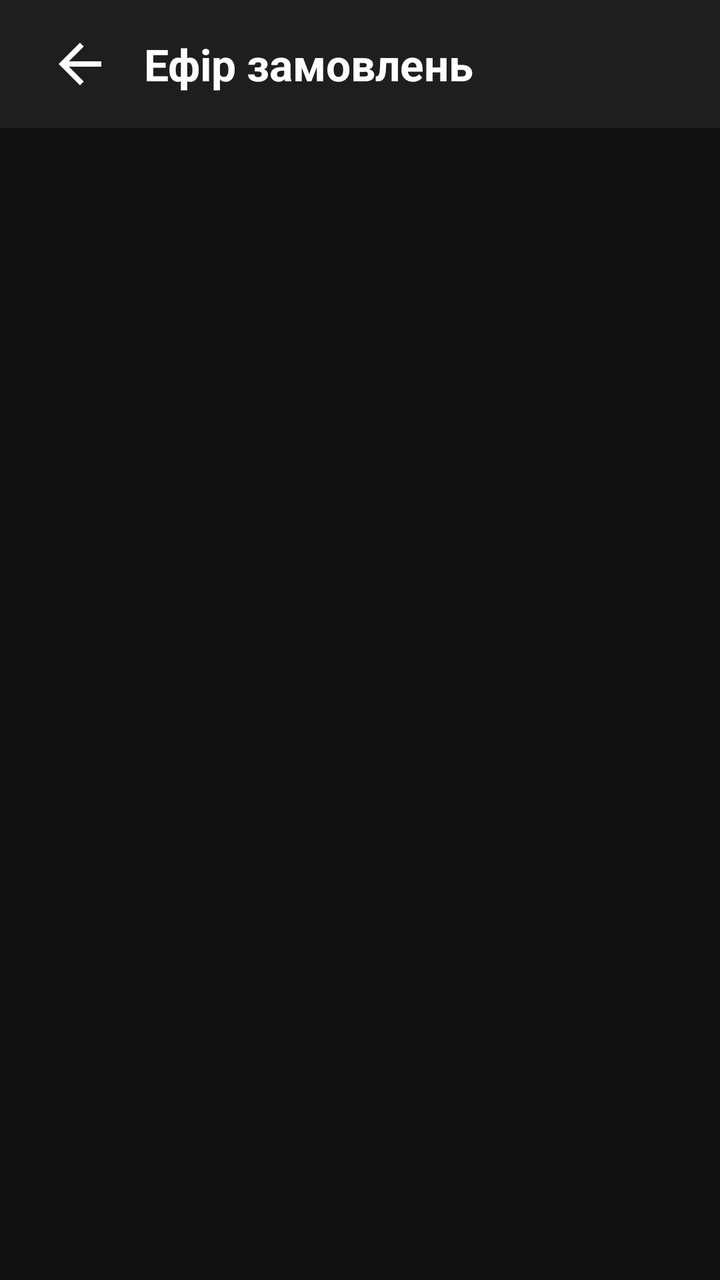
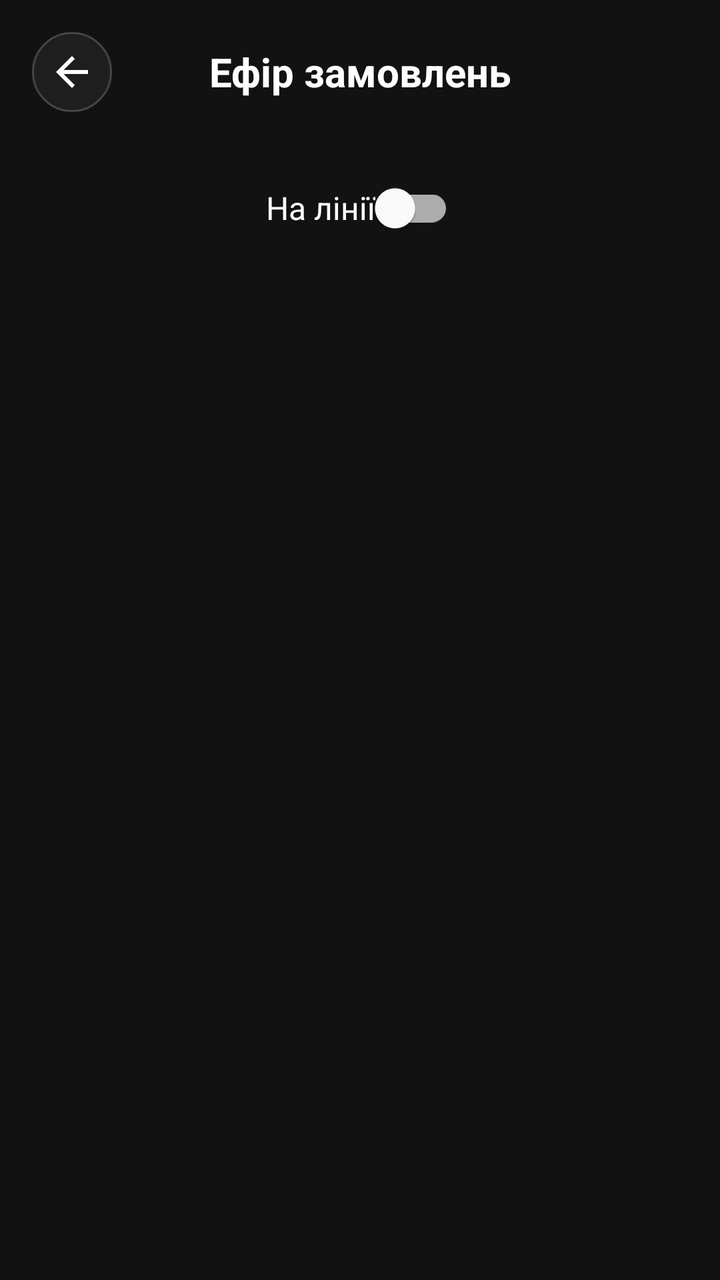

An Android layout rendered at two revisions. The XML below is the earlier revision; the diff shows what the commit changed to produce the second picture.
<!-- AndroidManifest.xml: application theme Theme.TaxiAppDriver -->
<!-- res/layout/activity_ether.xml -->
<?xml version="1.0" encoding="utf-8"?>
<LinearLayout xmlns:android="http://schemas.android.com/apk/res/android"
    xmlns:app="http://schemas.android.com/apk/res-auto"
    xmlns:tools="http://schemas.android.com/tools"
    android:layout_width="match_parent"
    android:layout_height="match_parent"
    android:orientation="vertical"
    android:background="@color/driver_black_bg"
    android:fitsSystemWindows="true">

    <RelativeLayout
        android:layout_width="match_parent"
        android:layout_height="wrap_content"
        android:paddingVertical="16dp"
        android:paddingHorizontal="24dp"
        android:background="@color/driver_card_bg"
        android:elevation="4dp">

        <ImageView
            android:id="@+id/btn_back"
            android:layout_width="32dp"
            android:layout_height="32dp"
            android:src="@drawable/ic_arrow_back_black"
            android:background="?attr/selectableItemBackgroundBorderless"
            android:clickable="true"
            android:focusable="true"
            app:tint="@color/driver_text_primary"
            android:layout_centerVertical="true"
            android:layout_alignParentStart="true"/>

        <TextView
            android:layout_width="wrap_content"
            android:layout_height="wrap_content"
            android:text="Ефір замовлень"
            android:textSize="22sp"
            android:textStyle="bold"
            android:textColor="@color/driver_text_primary"
            android:layout_centerVertical="true"
            android:layout_toEndOf="@id/btn_back"
            android:layout_marginStart="16dp"/>
    </RelativeLayout>

    <LinearLayout
        android:layout_width="match_parent"
        android:layout_height="match_parent"
        android:orientation="vertical"
        android:paddingHorizontal="16dp"
        android:paddingTop="16dp">

        <ProgressBar
            android:id="@+id/pb_loading"
            android:layout_width="wrap_content"
            android:layout_height="wrap_content"
            android:layout_gravity="center"
            android:layout_marginTop="50dp"
            android:visibility="gone"
            android:indeterminateTint="@color/driver_neon_teal"/>

        <androidx.recyclerview.widget.RecyclerView
            android:id="@+id/rv_orders_list"
            android:layout_width="match_parent"
            android:layout_height="match_parent"
            android:clipToPadding="false"
            android:paddingBottom="24dp"
            android:visibility="visible"/>

        <LinearLayout
            android:id="@+id/ll_empty_state"
            android:layout_width="match_parent"
            android:layout_height="match_parent"
            android:orientation="vertical"
            android:gravity="center"
            android:paddingBottom="120dp"
            android:visibility="gone">

            <TextView
                android:layout_width="wrap_content"
                android:layout_height="wrap_content"
                android:text="В ефірі немає замовлень"
                android:textSize="20sp"
                android:textStyle="bold"
                android:textColor="@color/driver_text_secondary"
                android:gravity="center"/>

            <TextView
                android:layout_width="wrap_content"
                android:layout_height="wrap_content"
                android:layout_marginTop="8dp"
                android:text="Зачекайте, вони скоро з'являться!"
                android:textSize="16sp"
                android:gravity="center"
                android:textColor="@color/driver_text_secondary"/>
        </LinearLayout>

    </LinearLayout>

</LinearLayout>
<!-- resources referenced by this layout -->
<resources>
  <color name="driver_black_bg">#121212</color>
  <color name="driver_card_bg">#1E1E1E</color>
  <color name="driver_neon_teal">#00E5FF</color>
  <color name="driver_text_primary">#FFFFFF</color>
  <color name="driver_text_secondary">#B0B0B0</color>
  <!-- drawable ic_arrow_back_black (drawable) -->
  <vector xmlns:android="http://schemas.android.com/apk/res/android"
      android:width="24dp"
      android:height="24dp"
      android:viewportWidth="24"
      android:viewportHeight="24"
      android:tint="?attr/colorOnSurface">
      <path android:fillColor="@android:color/white" android:pathData="M20,11H7.83l5.59,-5.59L12,4l-8,8l8,8l1.41,-1.41L7.83,13H20v-2z"/>
  </vector>
  <style name="Theme.TaxiAppDriver" parent="Theme.MaterialComponents.DayNight.NoActionBar">
          <item name="colorPrimary">@color/driver_black_bg</item>
          <item name="colorPrimaryVariant">@color/driver_card_bg</item>
          <item name="colorOnPrimary">@color/driver_neon_teal</item>
          <item name="android:statusBarColor">@color/driver_black_bg</item>
          <item name="android:windowLightStatusBar">false</item> </style>
</resources>

<!-- the commit's change to res/layout/activity_ether.xml (unified diff, before → after) -->
@@ -1,97 +1,263 @@
 <?xml version="1.0" encoding="utf-8"?>
-<LinearLayout xmlns:android="http://schemas.android.com/apk/res/android"
+<androidx.constraintlayout.widget.ConstraintLayout xmlns:android="http://schemas.android.com/apk/res/android"
     xmlns:app="http://schemas.android.com/apk/res-auto"
     xmlns:tools="http://schemas.android.com/tools"
     android:layout_width="match_parent"
     android:layout_height="match_parent"
-    android:orientation="vertical"
-    android:background="@color/driver_black_bg"
-    android:fitsSystemWindows="true">
-
-    <RelativeLayout
+    android:background="@color/driver_black_bg">
+
+    <LinearLayout
+        android:id="@+id/header_container"
         android:layout_width="match_parent"
         android:layout_height="wrap_content"
-        android:paddingVertical="16dp"
-        android:paddingHorizontal="24dp"
-        android:background="@color/driver_card_bg"
-        android:elevation="4dp">
-
-        <ImageView
+        android:orientation="horizontal"
+        android:gravity="center_vertical"
+        android:padding="16dp"
+        app:layout_constraintTop_toTopOf="parent">
+
+        <ImageButton
             android:id="@+id/btn_back"
-            android:layout_width="32dp"
-            android:layout_height="32dp"
+            android:layout_width="40dp"
+            android:layout_height="40dp"
+            android:background="@drawable/bg_round_button"
             android:src="@drawable/ic_arrow_back_black"
-            android:background="?attr/selectableItemBackgroundBorderless"
-            android:clickable="true"
-            android:focusable="true"
-            app:tint="@color/driver_text_primary"
-            android:layout_centerVertical="true"
-            android:layout_alignParentStart="true"/>
+            android:padding="8dp"
+            app:tint="@color/driver_text_primary" />
+
+        <TextView
+            android:layout_width="0dp"
+            android:layout_height="wrap_content"
+            android:layout_weight="1"
+            android:text="Ефір замовлень"
+            android:textColor="@color/driver_text_primary"
+            android:textSize="20sp"
+            android:textStyle="bold"
+            android:gravity="center" />
+            
+        <View android:layout_width="40dp" android:layout_height="40dp"/>
+    </LinearLayout>
+
+    <com.google.android.material.switchmaterial.SwitchMaterial
+        android:id="@+id/switch_online"
+        android:layout_width="wrap_content"
+        android:layout_height="wrap_content"
+        android:text="На лінії"
+        android:textColor="@color/driver_text_primary"
+        android:textSize="16sp"
+        android:padding="10dp"
+        app:layout_constraintTop_toBottomOf="@id/header_container"
+        app:layout_constraintEnd_toEndOf="parent"
+        app:layout_constraintStart_toStartOf="parent"
+        android:layout_marginTop="8dp"/>
+
+    <androidx.recyclerview.widget.RecyclerView
+        android:id="@+id/rv_orders_list"
+        android:layout_width="match_parent"
+        android:layout_height="0dp"
+        android:clipToPadding="false"
+        android:paddingBottom="20dp"
+        android:paddingTop="8dp"
+        app:layout_constraintTop_toBottomOf="@id/switch_online"
+        app:layout_constraintBottom_toBottomOf="parent"
+        tools:listitem="@layout/item_order"/>
+
+    <ProgressBar
+        android:id="@+id/pb_loading"
+        android:layout_width="wrap_content"
+        android:layout_height="wrap_content"
+        android:visibility="gone"
+        android:indeterminateTint="@color/driver_neon_teal"
+        app:layout_constraintTop_toTopOf="parent"
+        app:layout_constraintBottom_toBottomOf="parent"
+        app:layout_constraintStart_toStartOf="parent"
+        app:layout_constraintEnd_toEndOf="parent"/>
+
+    <LinearLayout
+        android:id="@+id/ll_empty_state"
+        android:layout_width="wrap_content"
+        android:layout_height="wrap_content"
+        android:orientation="vertical"
+        android:gravity="center"
+        android:visibility="gone"
+        app:layout_constraintTop_toTopOf="parent"
+        app:layout_constraintBottom_toBottomOf="parent"
+        app:layout_constraintStart_toStartOf="parent"
+        app:layout_constraintEnd_toEndOf="parent">
 
         <TextView
             android:layout_width="wrap_content"
             android:layout_height="wrap_content"
-            android:text="Ефір замовлень"
-            android:textSize="22sp"
-            android:textStyle="bold"
-            android:textColor="@color/driver_text_primary"
-            android:layout_centerVertical="true"
-            android:layout_toEndOf="@id/btn_back"
-            android:layout_marginStart="16dp"/>
-    </RelativeLayout>
+            android:text="Немає доступних замовлень"
+            android:textColor="@color/driver_text_secondary"
+            android:textSize="16sp"/>
+    </LinearLayout>
+
+</androidx.constraintlayout.widget.ConstraintLayout>
+<!-- res/layout/item_order.xml (included above) -->
+<?xml version="1.0" encoding="utf-8"?>
+<androidx.cardview.widget.CardView xmlns:android="http://schemas.android.com/apk/res/android"
+    xmlns:app="http://schemas.android.com/apk/res-auto"
+    xmlns:tools="http://schemas.android.com/tools"
+    android:layout_width="match_parent"
+    android:layout_height="wrap_content"
+    android:layout_marginBottom="12dp"
+    android:layout_marginHorizontal="4dp"
+    app:cardBackgroundColor="@color/driver_card_bg"
+    app:cardCornerRadius="16dp"
+    app:cardElevation="4dp">
 
     <LinearLayout
         android:layout_width="match_parent"
-        android:layout_height="match_parent"
+        android:layout_height="wrap_content"
         android:orientation="vertical"
-        android:paddingHorizontal="16dp"
-        android:paddingTop="16dp">
-
-        <ProgressBar
-            android:id="@+id/pb_loading"
+        android:padding="16dp">
+
+        <RelativeLayout
+            android:layout_width="match_parent"
+            android:layout_height="wrap_content"
+            android:layout_marginBottom="12dp">
+
+            <LinearLayout
+                android:id="@+id/ll_price_background"
+                android:layout_width="wrap_content"
+                android:layout_height="wrap_content"
+                android:orientation="horizontal"
+                android:gravity="center_vertical"
+                android:background="@drawable/bg_price_container"
+                android:backgroundTint="@color/driver_neon_teal"
+                android:paddingHorizontal="12dp"
+                android:paddingVertical="6dp"
+                android:layout_alignParentStart="true"
+                android:layout_centerVertical="true">
+
+                <ImageView
+                    android:id="@+id/iv_payment_icon"
+                    android:layout_width="16dp"
+                    android:layout_height="16dp"
+                    android:src="@drawable/ic_payment_cash"
+                    app:tint="#000000"/>
+
+                <TextView
+                    android:id="@+id/tv_price"
+                    android:layout_width="wrap_content"
+                    android:layout_height="wrap_content"
+                    android:layout_marginStart="6dp"
+                    android:text="245 ₴"
+                    android:textColor="#000000"
+                    android:textSize="18sp"
+                    android:textStyle="bold"/>
+            </LinearLayout>
+
+            <TextView
+                android:id="@+id/tv_tariff_badge"
+                android:layout_width="wrap_content"
+                android:layout_height="wrap_content"
+                android:background="@drawable/bg_driver_input"
+                android:paddingHorizontal="8dp"
+                android:paddingVertical="4dp"
+                android:text="Standard"
+                android:textColor="@color/driver_text_secondary"
+                android:textSize="12sp"
+                android:textStyle="bold"
+                android:layout_toEndOf="@id/ll_price_background"
+                android:layout_marginStart="12dp"
+                android:layout_centerVertical="true"/>
+
+            <TextView
+                android:id="@+id/tv_price_per_km"
+                android:layout_width="wrap_content"
+                android:layout_height="wrap_content"
+                android:text="32 грн/км"
+                android:textColor="@color/driver_text_secondary"
+                android:textSize="14sp"
+                android:layout_alignParentEnd="true"
+                android:layout_centerVertical="true"/>
+        </RelativeLayout>
+
+        <View
+            android:layout_width="match_parent"
+            android:layout_height="1dp"
+            android:background="#333333"
+            android:layout_marginBottom="16dp"/>
+
+        <LinearLayout
+            android:layout_width="match_parent"
+            android:layout_height="wrap_content"
+            android:orientation="horizontal">
+
+            <LinearLayout
+                android:layout_width="24dp"
+                android:layout_height="wrap_content"
+                android:gravity="center_horizontal"
+                android:orientation="vertical">
+                <ImageView
+                    android:layout_width="12dp"
+                    android:layout_height="12dp"
+                    android:src="@drawable/ic_circle_green"
+                    android:layout_marginTop="4dp"/>
+                <View
+                    android:layout_width="2dp"
+                    android:layout_height="match_parent"
+                    android:background="#444444"
+                    android:minHeight="20dp"
+                    android:layout_marginTop="2dp"/>
+            </LinearLayout>
+
+            <TextView
+                android:id="@+id/tv_address_from"
+                android:layout_width="match_parent"
+                android:layout_height="wrap_content"
+                android:layout_marginStart="12dp"
+                android:text="Звідки..."
+                android:textColor="@color/driver_text_primary"
+                android:textSize="16sp"
+                android:maxLines="2"/>
+        </LinearLayout>
+
+        <LinearLayout
+            android:id="@+id/ll_stops_container"
+            android:layout_width="match_parent"
+            android:layout_height="wrap_content"
+            android:orientation="vertical"/>
+
+        <LinearLayout
+            android:layout_width="match_parent"
+            android:layout_height="wrap_content"
+            android:orientation="horizontal">
+
+            <LinearLayout
+                android:layout_width="24dp"
+                android:layout_height="wrap_content"
+                android:gravity="center_horizontal"
+                android:orientation="vertical">
+                <ImageView
+                    android:layout_width="12dp"
+                    android:layout_height="12dp"
+                    android:src="@drawable/ic_circle_red"
+                    android:layout_marginTop="0dp"/>
+            </LinearLayout>
+
+            <TextView
+                android:id="@+id/tv_address_to"
+                android:layout_width="match_parent"
+                android:layout_height="wrap_content"
+                android:layout_marginStart="12dp"
+                android:text="Куди..."
+                android:textColor="@color/driver_text_primary"
+                android:textSize="16sp"
+                android:maxLines="2"
+                android:layout_marginTop="-4dp"/>
+        </LinearLayout>
+
+        <TextView
+            android:id="@+id/tv_distance"
             android:layout_width="wrap_content"
             android:layout_height="wrap_content"
-            android:layout_gravity="center"
-            android:layout_marginTop="50dp"
-            android:visibility="gone"
-            android:indeterminateTint="@color/driver_neon_teal"/>
-
-        <androidx.recyclerview.widget.RecyclerView
-            android:id="@+id/rv_orders_list"
-            android:layout_width="match_parent"
-            android:layout_height="match_parent"
-            android:clipToPadding="false"
-            android:paddingBottom="24dp"
-            android:visibility="visible"/>
-
-        <LinearLayout
-            android:id="@+id/ll_empty_state"
-            android:layout_width="match_parent"
-            android:layout_height="match_parent"
-            android:orientation="vertical"
-            android:gravity="center"
-            android:paddingBottom="120dp"
-            android:visibility="gone">
-
-            <TextView
-                android:layout_width="wrap_content"
-                android:layout_height="wrap_content"
-                android:text="В ефірі немає замовлень"
-                android:textSize="20sp"
-                android:textStyle="bold"
-                android:textColor="@color/driver_text_secondary"
-                android:gravity="center"/>
-
-            <TextView
-                android:layout_width="wrap_content"
-                android:layout_height="wrap_content"
-                android:layout_marginTop="8dp"
-                android:text="Зачекайте, вони скоро з'являться!"
-                android:textSize="16sp"
-                android:gravity="center"
-                android:textColor="@color/driver_text_secondary"/>
-        </LinearLayout>
+            android:layout_gravity="end"
+            android:layout_marginTop="12dp"
+            android:text="5.2 км"
+            android:textColor="@color/driver_text_secondary"
+            android:textSize="12sp"/>
 
     </LinearLayout>
-
-</LinearLayout>
+</androidx.cardview.widget.CardView>
<!-- resource entries referenced after the edit -->
@@ -5,6 +5,32 @@
   <color name="driver_neon_teal">#00E5FF</color>
   <color name="driver_text_primary">#FFFFFF</color>
   <color name="driver_text_secondary">#B0B0B0</color>
+  <!-- drawable bg_driver_input (drawable) -->
+  <?xml version="1.0" encoding="utf-8"?>
+  <selector xmlns:android="http://schemas.android.com/apk/res/android">
+      <item android:state_focused="true">
+          <shape android:shape="rectangle">
+              <solid android:color="@color/driver_card_bg"/>
+              <corners android:radius="12dp"/>
+              <stroke android:width="2dp" android:color="@color/driver_neon_teal"/>
+          </shape>
+      </item>
+      <item>
+          <shape android:shape="rectangle">
+              <solid android:color="@color/driver_card_bg"/>
+              <corners android:radius="12dp"/>
+              <stroke android:width="1dp" android:color="#333333"/>
+          </shape>
+      </item>
+  </selector>
+  <!-- drawable bg_price_container (drawable) -->
+  <shape xmlns:android="http://schemas.android.com/apk/res/android" android:shape="rectangle">
+      <corners android:radius="12dp"/>
+      <solid android:color="#FFFFFF"/> </shape>
+  <!-- drawable bg_round_button (drawable) -->
+  <shape xmlns:android="http://schemas.android.com/apk/res/android" android:shape="oval">
+      <solid android:color="@color/driver_card_bg"/> <stroke android:width="1dp" android:color="#444444"/>
+  </shape>
   <!-- drawable ic_arrow_back_black (drawable) -->
   <vector xmlns:android="http://schemas.android.com/apk/res/android"
       android:width="24dp"
@@ -14,6 +40,32 @@
       android:tint="?attr/colorOnSurface">
       <path android:fillColor="@android:color/white" android:pathData="M20,11H7.83l5.59,-5.59L12,4l-8,8l8,8l1.41,-1.41L7.83,13H20v-2z"/>
   </vector>
+  <!-- drawable ic_circle_green (drawable) -->
+  <vector xmlns:android="http://schemas.android.com/apk/res/android"
+      android:width="12dp"
+      android:height="12dp"
+      android:viewportWidth="12"
+      android:viewportHeight="12">
+      <path
+          android:fillColor="#00E676"
+          android:pathData="M6,0C2.69,0 0,2.69 0,6s2.69,6 6,6 6,-2.69 6,-6S9.31,0 6,0z"/>
+  </vector>
+  <!-- drawable ic_circle_red (drawable) -->
+  <vector xmlns:android="http://schemas.android.com/apk/res/android"
+      android:width="12dp"
+      android:height="12dp"
+      android:viewportWidth="12"
+      android:viewportHeight="12">
+      <path
+          android:fillColor="#FF5252"
+          android:pathData="M6,0C2.69,0 0,2.69 0,6s2.69,6 6,6 6,-2.69 6,-6S9.31,0 6,0z"/>
+  </vector>
+  <!-- drawable ic_payment_cash (drawable) -->
+  <vector xmlns:android="http://schemas.android.com/apk/res/android"
+      android:width="24dp" android:height="24dp"
+      android:viewportWidth="24" android:viewportHeight="24">
+      <path android:fillColor="#000000" android:pathData="M11.8,10.9c-2.27,-0.23 -3.01,-0.45 -3.01,-1.09c0,-0.49 0.4,-1.19 2.51,-1.19c2.01,0 2.39,0.91 2.45,2.07h2.04c-0.12,-2.23 -1.53,-3.39 -3.37,-3.73V5h-2.31v1.9c-1.92,0.37 -3.31,1.57 -3.31,3.15c0,2.37 2.05,2.97 3.93,3.22c2.02,0.28 2.37,0.73 2.37,1.35c0,0.69 -0.63,1.38 -2.57,1.38c-2.25,0 -2.71,-1.05 -2.79,-2.25H5.66c0.11,2.39 1.9,3.61 3.82,3.94V20h2.31v-1.96c1.84,-0.36 3.44,-1.54 3.44,-3.33C15.23,12.37 13.67,11.08 11.8,10.9z"/>
+  </vector>
   <style name="Theme.TaxiAppDriver" parent="Theme.MaterialComponents.DayNight.NoActionBar">
           <item name="colorPrimary">@color/driver_black_bg</item>
           <item name="colorPrimaryVariant">@color/driver_card_bg</item>
